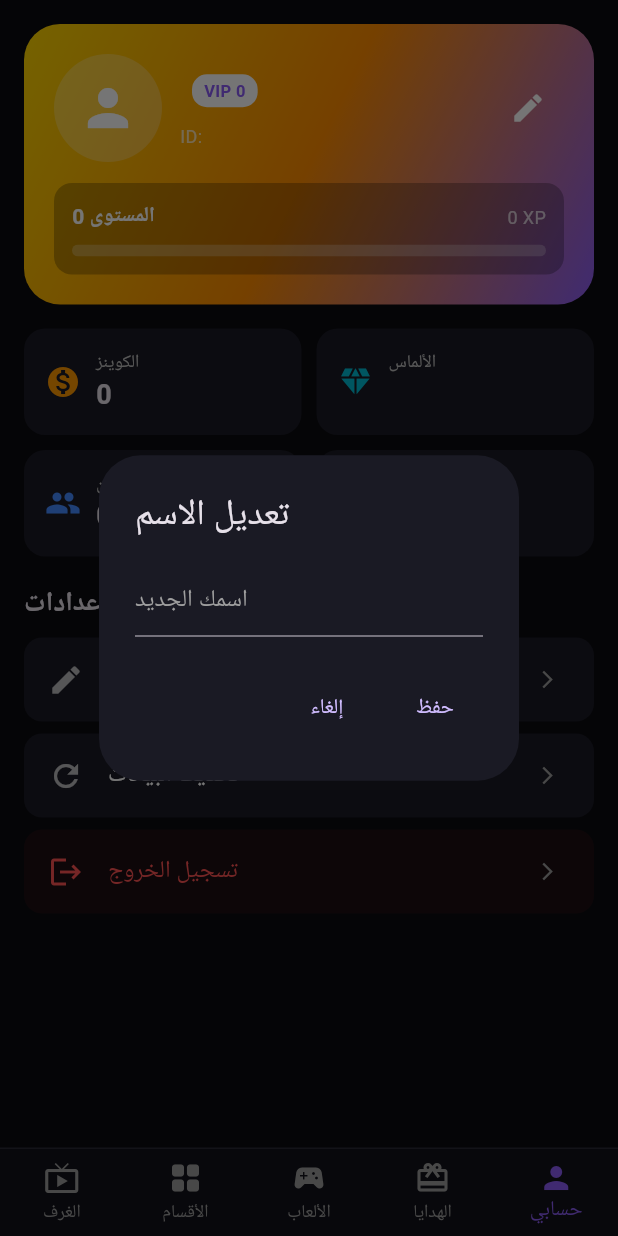
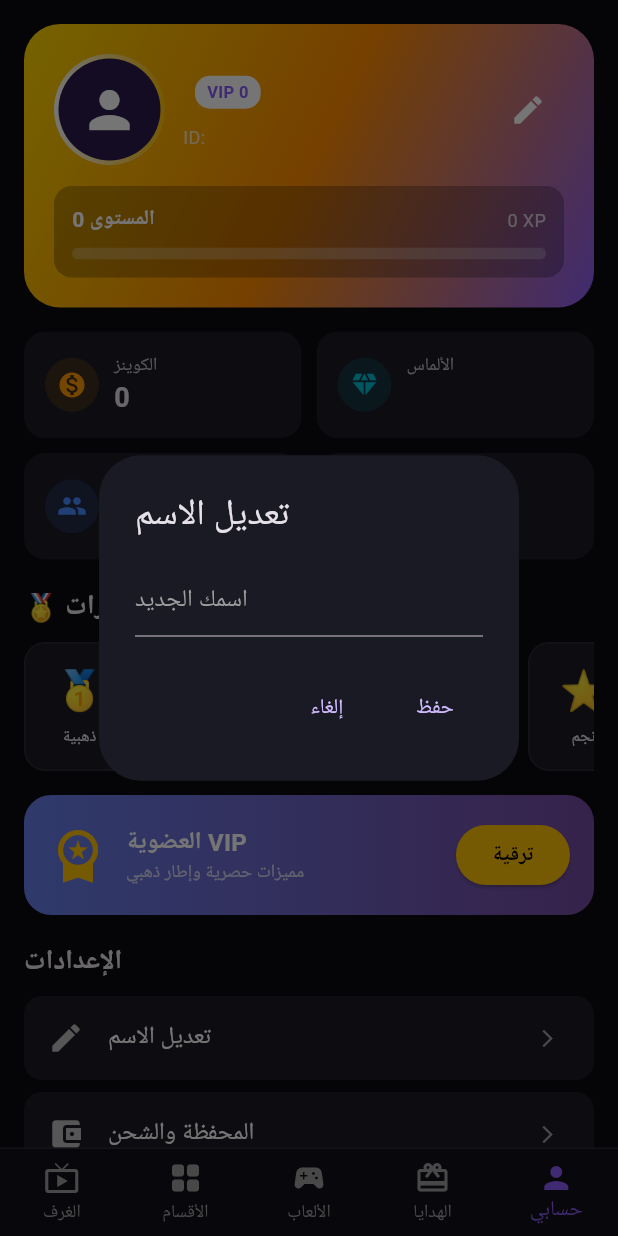
Before and after one commit to lamaalive0-cell/Lamaa-Live, a Flutter app: the screen it shows once a user with an empty profile is signed in, item 5 of the bottom bar chosen, after a tap on the "edit" icon, on a phone screen of 412 x 824 dp. Run offline on Flutter 3.47's test engine with Material 3 defaults, Android fonts, the phone set to English and light mode, and no system bars; our stand-ins replace supabase_flutter; accounts and stored records are empty.

Commit message:
Update profile_screen.dart

```diff
--- a/lib/profile_screen.dart
+++ b/lib/profile_screen.dart
@@ -50,8 +50,12 @@ class _ProfileScreenState extends State<ProfileScreen> {
           'username': widget.userName,
           'display_name': widget.userName,
           'coins': 1000,
+          'diamonds': 0,
           'level': 1,
+          'xp': 0,
           'vip_level': 0,
+          'followers_count': 0,
+          'following_count': 0,
         }).select().single();
 
         setState(() {
@@ -76,7 +80,6 @@ class _ProfileScreenState extends State<ProfileScreen> {
     try {
       await supabase.auth.signOut();
       if (!mounted) return;
-
       Navigator.of(context, rootNavigator: true).pushAndRemoveUntil(
         MaterialPageRoute(builder: (_) => const LoginScreen()),
         (route) => false,
@@ -108,10 +111,7 @@ class _ProfileScreenState extends State<ProfileScreen> {
           ),
         ),
         actions: [
-          TextButton(
-            onPressed: () => Navigator.pop(context),
-            child: const Text('إلغاء'),
-          ),
+          TextButton(onPressed: () => Navigator.pop(context), child: const Text('إلغاء')),
           TextButton(
             onPressed: () => Navigator.pop(context, controller.text.trim()),
             child: const Text('حفظ'),
@@ -134,7 +134,7 @@ class _ProfileScreenState extends State<ProfileScreen> {
       await loadProfile();
       if (!mounted) return;
       ScaffoldMessenger.of(context).showSnackBar(
-        const SnackBar(content: Text('تم تحديث الاسم')),
+        const SnackBar(content: Text('تم تحديث الاسم ✅')),
       );
     } catch (e) {
       if (!mounted) return;
@@ -142,6 +142,12 @@ class _ProfileScreenState extends State<ProfileScreen> {
         SnackBar(content: Text('فشل التحديث: $e')),
       );
     }
+  }
+
+  void comingSoon(String title) {
+    ScaffoldMessenger.of(context).showSnackBar(
+      SnackBar(content: Text('$title قريبًا ضمن الأساس التالي')),
+    );
   }
 
   @override
@@ -162,16 +168,9 @@ class _ProfileScreenState extends State<ProfileScreen> {
             child: Column(
               mainAxisSize: MainAxisSize.min,
               children: [
-                Text(
-                  errorText!,
-                  textAlign: TextAlign.center,
-                  style: const TextStyle(color: Colors.redAccent),
-                ),
+                Text(errorText!, textAlign: TextAlign.center, style: const TextStyle(color: Colors.redAccent)),
                 const SizedBox(height: 12),
-                ElevatedButton(
-                  onPressed: loadProfile,
-                  child: const Text('إعادة المحاولة'),
-                ),
+                ElevatedButton(onPressed: loadProfile, child: const Text('إعادة المحاولة')),
               ],
             ),
           ),
@@ -196,6 +195,7 @@ class _ProfileScreenState extends State<ProfileScreen> {
       body: ListView(
         padding: const EdgeInsets.all(16),
         children: [
+          // ===== Header =====
           Container(
             padding: const EdgeInsets.all(20),
             decoration: BoxDecoration(
@@ -210,10 +210,17 @@ class _ProfileScreenState extends State<ProfileScreen> {
               children: [
                 Row(
                   children: [
-                    const CircleAvatar(
-                      radius: 36,
-                      backgroundColor: Colors.white24,
-                      child: Icon(Icons.person, size: 40, color: Colors.white),
+                    Container(
+                      padding: const EdgeInsets.all(3),
+                      decoration: const BoxDecoration(
+                        shape: BoxShape.circle,
+                        gradient: LinearGradient(colors: [Colors.white, Colors.amber]),
+                      ),
+                      child: const CircleAvatar(
+                        radius: 34,
+                        backgroundColor: Color(0xFF2A1A4A),
+                        child: Icon(Icons.person, size: 40, color: Colors.white),
+                      ),
                     ),
                     const SizedBox(width: 12),
                     Expanded(
@@ -225,12 +232,12 @@ class _ProfileScreenState extends State<ProfileScreen> {
                               Flexible(
                                 child: Text(
                                   name,
+                                  overflow: TextOverflow.ellipsis,
                                   style: const TextStyle(
                                     fontSize: 22,
                                     fontWeight: FontWeight.bold,
                                     color: Colors.white,
                                   ),
-                                  overflow: TextOverflow.ellipsis,
                                 ),
                               ),
                               const SizedBox(width: 8),
@@ -252,10 +259,7 @@ class _ProfileScreenState extends State<ProfileScreen> {
                             ],
                           ),
                           const SizedBox(height: 6),
-                          Text(
-                            'ID: $shortId',
-                            style: const TextStyle(color: Colors.white70, fontSize: 12),
-                          ),
+                          Text('ID: $shortId', style: const TextStyle(color: Colors.white70, fontSize: 12)),
                         ],
                       ),
                     ),
@@ -276,18 +280,9 @@ class _ProfileScreenState extends State<ProfileScreen> {
                     children: [
                       Row(
                         children: [
-                          Text(
-                            'المستوى $level',
-                            style: const TextStyle(
-                              color: Colors.white,
-                              fontWeight: FontWeight.bold,
-                            ),
-                          ),
+                          Text('المستوى $level', style: const TextStyle(color: Colors.white, fontWeight: FontWeight.bold)),
                           const Spacer(),
-                          Text(
-                            '$xp XP',
-                            style: const TextStyle(color: Colors.white70, fontSize: 12),
-                          ),
+                          Text('$xp XP', style: const TextStyle(color: Colors.white70, fontSize: 12)),
                         ],
                       ),
                       const SizedBox(height: 8),
@@ -306,39 +301,94 @@ class _ProfileScreenState extends State<ProfileScreen> {
               ],
             ),
           ),
+
           const SizedBox(height: 16),
+
+          // ===== Stats =====
           Row(
             children: [
-              Expanded(
-                child: _statCard(Icons.monetization_on, Colors.orange, 'الكوينز', '$coins'),
-              ),
+              Expanded(child: _statCard(Icons.monetization_on, Colors.orange, 'الكوينز', '$coins')),
               const SizedBox(width: 10),
-              Expanded(
-                child: _statCard(Icons.diamond, Colors.cyan, 'الألماس', '$diamonds'),
-              ),
+              Expanded(child: _statCard(Icons.diamond, Colors.cyan, 'الألماس', '$diamonds')),
             ],
           ),
           const SizedBox(height: 10),
           Row(
             children: [
-              Expanded(
-                child: _statCard(Icons.people, Colors.blueAccent, 'المتابعون', '$followers'),
-              ),
+              Expanded(child: _statCard(Icons.people, Colors.blueAccent, 'المتابعون', '$followers')),
               const SizedBox(width: 10),
-              Expanded(
-                child: _statCard(Icons.person_add_alt_1, Colors.purpleAccent, 'أتابع', '$following'),
-              ),
+              Expanded(child: _statCard(Icons.person_add_alt_1, Colors.purpleAccent, 'أتابع', '$following')),
             ],
           ),
+
           const SizedBox(height: 18),
-          const Text(
-            'الإعدادات',
-            style: TextStyle(fontSize: 18, fontWeight: FontWeight.bold),
+
+          // ===== Badges =====
+          const Text('🏅 الشارات', style: TextStyle(fontSize: 18, fontWeight: FontWeight.bold)),
+          const SizedBox(height: 10),
+          SizedBox(
+            height: 86,
+            child: ListView(
+              scrollDirection: Axis.horizontal,
+              children: const [
+                _Badge(icon: '🥇', name: 'ذهبية'),
+                _Badge(icon: '💎', name: 'ألماس'),
+                _Badge(icon: '👑', name: 'ملك'),
+                _Badge(icon: '🔥', name: 'نار'),
+                _Badge(icon: '⭐', name: 'نجم'),
+                _Badge(icon: '🚀', name: 'صاروخ'),
+              ],
+            ),
           ),
+
+          const SizedBox(height: 16),
+
+          // ===== VIP Card =====
+          Container(
+            padding: const EdgeInsets.all(16),
+            decoration: BoxDecoration(
+              borderRadius: BorderRadius.circular(18),
+              gradient: const LinearGradient(colors: [Color(0xFF667EEA), Color(0xFF764BA2)]),
+            ),
+            child: Row(
+              children: [
+                const Icon(Icons.workspace_premium, color: Colors.amber, size: 40),
+                const SizedBox(width: 12),
+                const Expanded(
+                  child: Column(
+                    crossAxisAlignment: CrossAxisAlignment.start,
+                    children: [
+                      Text('العضوية VIP', style: TextStyle(fontSize: 16, fontWeight: FontWeight.bold, color: Colors.white)),
+                      Text('مميزات حصرية وإطار ذهبي', style: TextStyle(color: Colors.white70, fontSize: 12)),
+                    ],
+                  ),
+                ),
+                ElevatedButton(
+                  onPressed: () => comingSoon('نظام VIP'),
+                  style: ElevatedButton.styleFrom(backgroundColor: Colors.amber),
+                  child: const Text('ترقية', style: TextStyle(color: Colors.black, fontWeight: FontWeight.bold)),
+                ),
+              ],
+            ),
+          ),
+
+          const SizedBox(height: 18),
+          const Text('الإعدادات', style: TextStyle(fontSize: 18, fontWeight: FontWeight.bold)),
           const SizedBox(height: 10),
+
           _menuTile(Icons.edit, 'تعديل الاسم', editName),
+          _menuTile(Icons.account_balance_wallet, 'المحفظة والشحن', () => comingSoon('المحفظة')),
+          _menuTile(Icons.card_giftcard, 'هداياي', () => comingSoon('هداياي')),
+          _menuTile(Icons.history, 'سجل الغرف', () => comingSoon('سجل الغرف')),
+          _menuTile(Icons.leaderboard, 'قائمة المتصدرين', () => comingSoon('المتصدرين')),
+          _menuTile(Icons.security, 'الأمان والخصوصية', () => comingSoon('الأمان')),
+          _menuTile(Icons.settings, 'الإعدادات', () => comingSoon('الإعدادات')),
+          _menuTile(Icons.help_outline, 'المساعدة والدعم', () => comingSoon('المساعدة')),
+          _menuTile(Icons.info_outline, 'عن التطبيق', () => comingSoon('عن التطبيق')),
           _menuTile(Icons.refresh, 'تحديث البيانات', loadProfile),
           _menuTile(Icons.logout, 'تسجيل الخروج', logout, danger: true),
+
+          const SizedBox(height: 20),
         ],
       ),
     );
@@ -353,7 +403,11 @@ class _ProfileScreenState extends State<ProfileScreen> {
       ),
       child: Row(
         children: [
-          Icon(icon, color: color),
+          Container(
+            padding: const EdgeInsets.all(8),
+            decoration: BoxDecoration(color: color.withOpacity(0.15), shape: BoxShape.circle),
+            child: Icon(icon, color: color, size: 20),
+          ),
           const SizedBox(width: 10),
           Column(
             crossAxisAlignment: CrossAxisAlignment.start,
@@ -376,13 +430,37 @@ class _ProfileScreenState extends State<ProfileScreen> {
       ),
       child: ListTile(
         leading: Icon(icon, color: danger ? Colors.redAccent : Colors.white70),
-        title: Text(
-          title,
-          style: TextStyle(color: danger ? Colors.redAccent : Colors.white),
-        ),
+        title: Text(title, style: TextStyle(color: danger ? Colors.redAccent : Colors.white)),
         trailing: const Icon(Icons.arrow_forward_ios, size: 14, color: Colors.grey),
         onTap: onTap,
       ),
     );
   }
 }
+
+class _Badge extends StatelessWidget {
+  final String icon;
+  final String name;
+  const _Badge({required this.icon, required this.name});
+
+  @override
+  Widget build(BuildContext context) {
+    return Container(
+      width: 74,
+      margin: const EdgeInsets.only(right: 10),
+      decoration: BoxDecoration(
+        color: const Color(0xFF1A1A24),
+        borderRadius: BorderRadius.circular(14),
+        border: Border.all(color: const Color(0xFF2A2A35)),
+      ),
+      child: Column(
+        mainAxisAlignment: MainAxisAlignment.center,
+        children: [
+          Text(icon, style: const TextStyle(fontSize: 26)),
+          const SizedBox(height: 4),
+          Text(name, style: const TextStyle(fontSize: 11)),
+        ],
+      ),
+    );
+  }
+}
```
